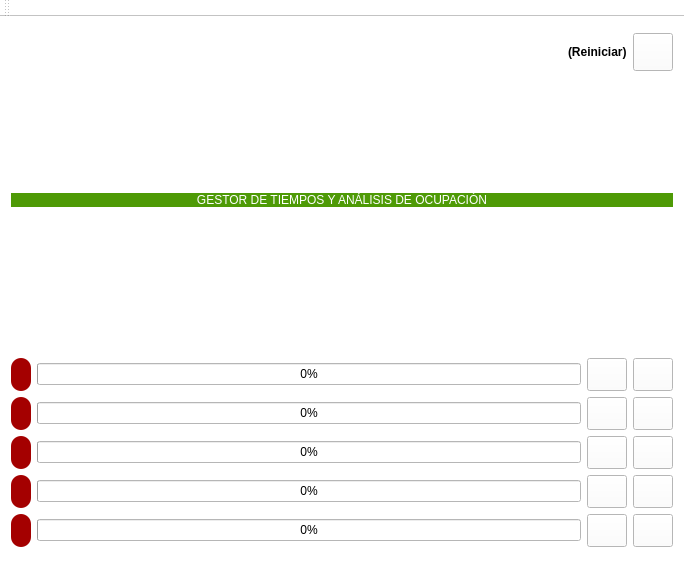
Qt form mainwindow.ui (Julian-guillermo-zapata-rugeles/gui-gestor-tiempo-c-plus-plus) before a commit.
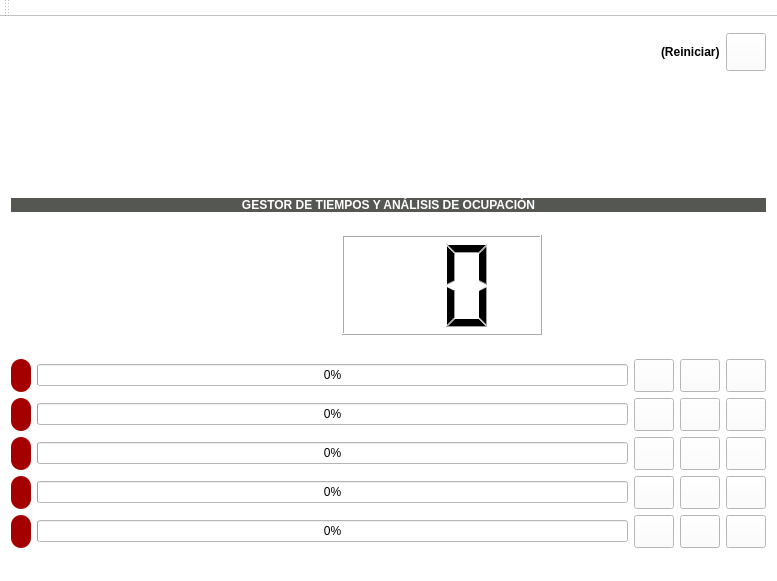
The same form after that commit. Icons and pictures are not drawn.

Commit message: cambios interfaz grafica

The edit to the form file:
```diff
--- a/mainwindow.ui
+++ b/mainwindow.ui
@@ -6,8 +6,8 @@
    <rect>
     <x>0</x>
     <y>0</y>
-    <width>684</width>
-    <height>580</height>
+    <width>777</width>
+    <height>581</height>
    </rect>
   </property>
   <property name="windowTitle">
@@ -34,6 +34,23 @@
     <item row="11" column="0">
      <layout class="QHBoxLayout" name="horizontalLayout_2"/>
     </item>
+    <item row="2" column="0" rowspan="3">
+     <widget class="QLabel" name="titulo">
+      <property name="styleSheet">
+       <string notr="true">background-color: rgb(85, 87, 83);
+color:white;
+border-radius:20px;
+height:25px;
+font:bold;</string>
+      </property>
+      <property name="text">
+       <string>GESTOR DE TIEMPOS Y ANÁLISIS DE OCUPACIÓN</string>
+      </property>
+      <property name="alignment">
+       <set>Qt::AlignCenter</set>
+      </property>
+     </widget>
+    </item>
     <item row="10" column="0">
      <layout class="QVBoxLayout" name="verticalLayout_2">
       <item>
@@ -80,6 +97,17 @@
           </property>
          </widget>
         </item>
+        <item>
+         <widget class="QPushButton" name="e1">
+          <property name="styleSheet">
+           <string notr="true">border-image: url(:/recursos/edit.png);
+height:25px;</string>
+          </property>
+          <property name="text">
+           <string/>
+          </property>
+         </widget>
+        </item>
        </layout>
       </item>
       <item>
@@ -126,6 +154,17 @@
           </property>
          </widget>
         </item>
+        <item>
+         <widget class="QPushButton" name="e2">
+          <property name="styleSheet">
+           <string notr="true">border-image: url(:/recursos/edit.png);
+height:25px;</string>
+          </property>
+          <property name="text">
+           <string/>
+          </property>
+         </widget>
+        </item>
        </layout>
       </item>
       <item>
@@ -172,6 +211,17 @@
           </property>
          </widget>
         </item>
+        <item>
+         <widget class="QPushButton" name="e3">
+          <property name="styleSheet">
+           <string notr="true">border-image: url(:/recursos/edit.png);
+height:25px;</string>
+          </property>
+          <property name="text">
+           <string/>
+          </property>
+         </widget>
+        </item>
        </layout>
       </item>
       <item>
@@ -218,6 +268,17 @@
           </property>
          </widget>
         </item>
+        <item>
+         <widget class="QPushButton" name="e4">
+          <property name="styleSheet">
+           <string notr="true">border-image: url(:/recursos/edit.png);
+height:25px;</string>
+          </property>
+          <property name="text">
+           <string/>
+          </property>
+         </widget>
+        </item>
        </layout>
       </item>
       <item>
@@ -264,6 +325,17 @@
           </property>
          </widget>
         </item>
+        <item>
+         <widget class="QPushButton" name="e5">
+          <property name="styleSheet">
+           <string notr="true">border-image: url(:/recursos/edit.png);
+height:25px;</string>
+          </property>
+          <property name="text">
+           <string/>
+          </property>
+         </widget>
+        </item>
        </layout>
       </item>
       <item>
@@ -271,22 +343,6 @@
       </item>
      </layout>
     </item>
-    <item row="2" column="0">
-     <widget class="QLabel" name="titulo">
-      <property name="styleSheet">
-       <string notr="true">background-color: rgb(78, 154, 6);
-color:white;
-border-radius:20px;
-height:25px;</string>
-      </property>
-      <property name="text">
-       <string>GESTOR DE TIEMPOS Y ANÁLISIS DE OCUPACIÓN</string>
-      </property>
-      <property name="alignment">
-       <set>Qt::AlignCenter</set>
-      </property>
-     </widget>
-    </item>
     <item row="0" column="0">
      <layout class="QHBoxLayout" name="horizontalLayout_8">
       <property name="topMargin">
@@ -332,7 +388,7 @@
     <item row="1" column="0">
      <layout class="QHBoxLayout" name="horizontalLayout">
       <property name="topMargin">
-       <number>10</number>
+       <number>5</number>
       </property>
       <property name="bottomMargin">
        <number>10</number>
@@ -341,14 +397,14 @@
        <widget class="QLabel" name="logo">
         <property name="minimumSize">
          <size>
-          <width>160</width>
-          <height>90</height>
+          <width>150</width>
+          <height>100</height>
          </size>
         </property>
         <property name="maximumSize">
          <size>
-          <width>200</width>
-          <height>100</height>
+          <width>250</width>
+          <height>200</height>
          </size>
         </property>
         <property name="styleSheet">
@@ -369,6 +425,83 @@
       <property name="bottomMargin">
        <number>10</number>
       </property>
+      <item>
+       <spacer name="horizontalSpacer_3">
+        <property name="orientation">
+         <enum>Qt::Horizontal</enum>
+        </property>
+        <property name="sizeHint" stdset="0">
+         <size>
+          <width>40</width>
+          <height>20</height>
+         </size>
+        </property>
+       </spacer>
+      </item>
+      <item>
+       <widget class="QLabel" name="lcd_img">
+        <property name="minimumSize">
+         <size>
+          <width>100</width>
+          <height>0</height>
+         </size>
+        </property>
+        <property name="styleSheet">
+         <string notr="true">border-image: url(:/recursos/clock.png);
+width:250px;</string>
+        </property>
+        <property name="text">
+         <string>     </string>
+        </property>
+        <property name="alignment">
+         <set>Qt::AlignCenter</set>
+        </property>
+       </widget>
+      </item>
+      <item>
+       <widget class="QLCDNumber" name="lcd">
+        <property name="minimumSize">
+         <size>
+          <width>200</width>
+          <height>100</height>
+         </size>
+        </property>
+        <property name="maximumSize">
+         <size>
+          <width>300</width>
+          <height>200</height>
+         </size>
+        </property>
+        <property name="layoutDirection">
+         <enum>Qt::RightToLeft</enum>
+        </property>
+        <property name="styleSheet">
+         <string notr="true"/>
+        </property>
+        <property name="digitCount">
+         <number>2</number>
+        </property>
+        <property name="mode">
+         <enum>QLCDNumber::Dec</enum>
+        </property>
+        <property name="segmentStyle">
+         <enum>QLCDNumber::Filled</enum>
+        </property>
+       </widget>
+      </item>
+      <item>
+       <spacer name="horizontalSpacer_2">
+        <property name="orientation">
+         <enum>Qt::Horizontal</enum>
+        </property>
+        <property name="sizeHint" stdset="0">
+         <size>
+          <width>40</width>
+          <height>20</height>
+         </size>
+        </property>
+       </spacer>
+      </item>
      </layout>
     </item>
     <item row="9" column="0">
```
Left out of the diff: 60 changed lines with no effect on the pictures. The commit also changes 2 other files.
